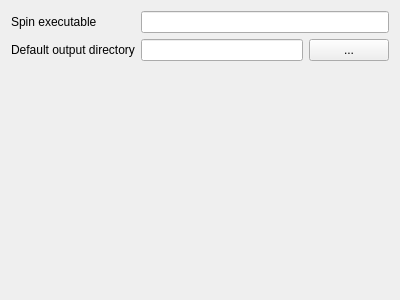
Before: the Qt Designer form src/qtcreator/spacecreatorplugin/options/tmcoptionswidget.ui in esa/spacecreator, drawn with Qt 5.
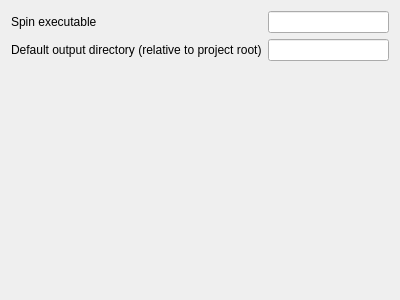
After: the same form once the commit is applied.

Commit message: Change default path from absolute to relative

Diff of the .ui file:
```diff
--- a/src/qtcreator/spacecreatorplugin/options/tmcoptionswidget.ui
+++ b/src/qtcreator/spacecreatorplugin/options/tmcoptionswidget.ui
@@ -21,26 +21,19 @@
      </property>
     </widget>
    </item>
-   <item row="0" column="1" colspan="2">
+   <item row="0" column="1">
     <widget class="QLineEdit" name="spinExecutableLineEdit"/>
    </item>
    <item row="1" column="0">
     <widget class="QLabel" name="label_2">
      <property name="text">
-      <string>Default output directory</string>
+      <string>Default output directory (relative to project root)</string>
      </property>
     </widget>
    </item>
    <item row="1" column="1">
     <widget class="QLineEdit" name="outputDirectoryLineEdit"/>
    </item>
-   <item row="1" column="2">
-    <widget class="QPushButton" name="pathButton">
-     <property name="text">
-      <string>...</string>
-     </property>
-    </widget>
-   </item>
    <item row="2" column="1">
     <spacer name="verticalSpacer">
      <property name="orientation">
```
The commit also changes 3 other files.
